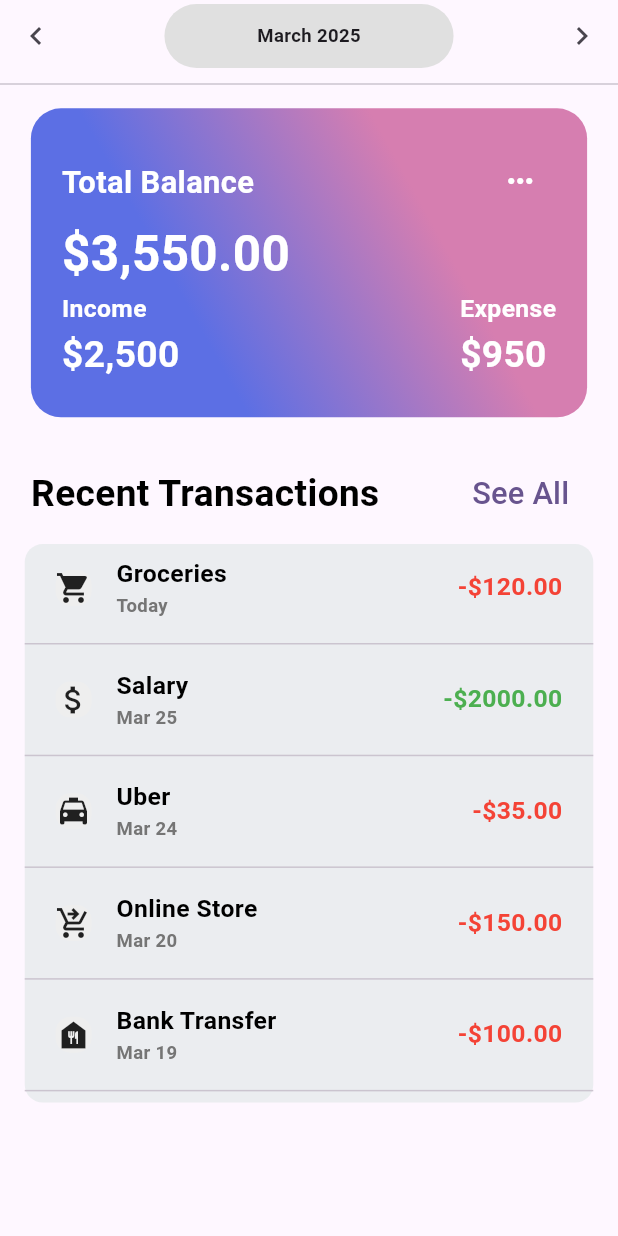
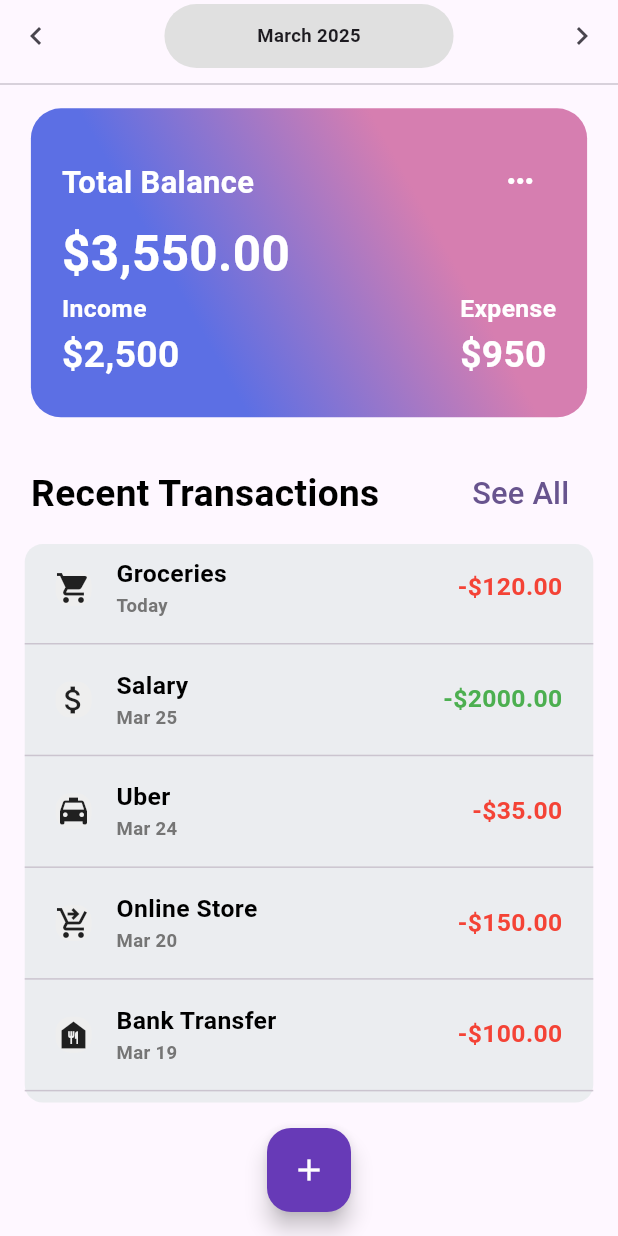
Before and after one commit to pinithasavidya617/money-manage-flutter, a Flutter app: the HomeScreen screen opened directly, on a phone screen of 412 x 824 dp. Run offline on Flutter 3.47's test engine with Material 3 defaults, Android fonts, the phone set to English and light mode, and no system bars.

Commit message:
Add floating action button

```diff
--- a/lib/screens/home_screen.dart
+++ b/lib/screens/home_screen.dart
@@ -218,6 +218,11 @@ class _HomeScreenState extends State<HomeScreen> {
           ],
         ),
       ),
+      floatingActionButton: FloatingActionButton(onPressed: (){},
+      backgroundColor: Colors.deepPurple,
+        child: Icon(Icons.add, color: Colors.white,),
+      ),
+      floatingActionButtonLocation: FloatingActionButtonLocation.centerFloat,
     );
   }
 }
```
